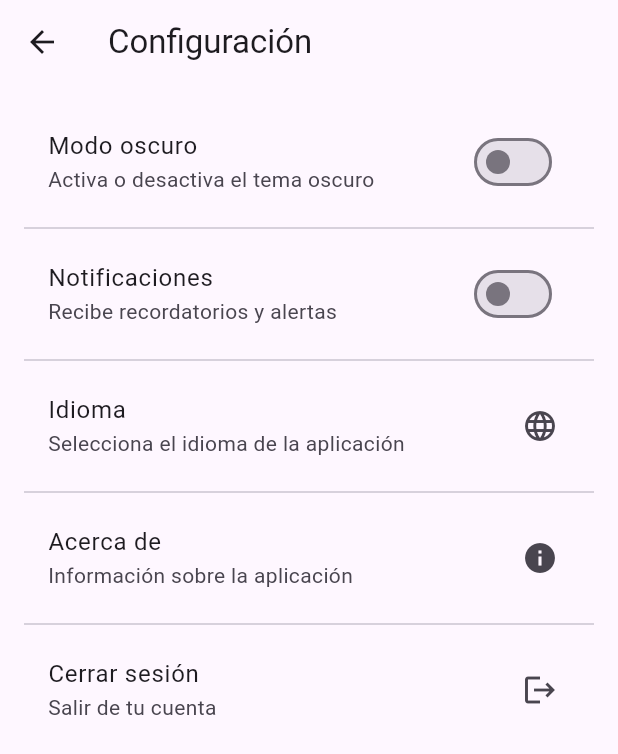
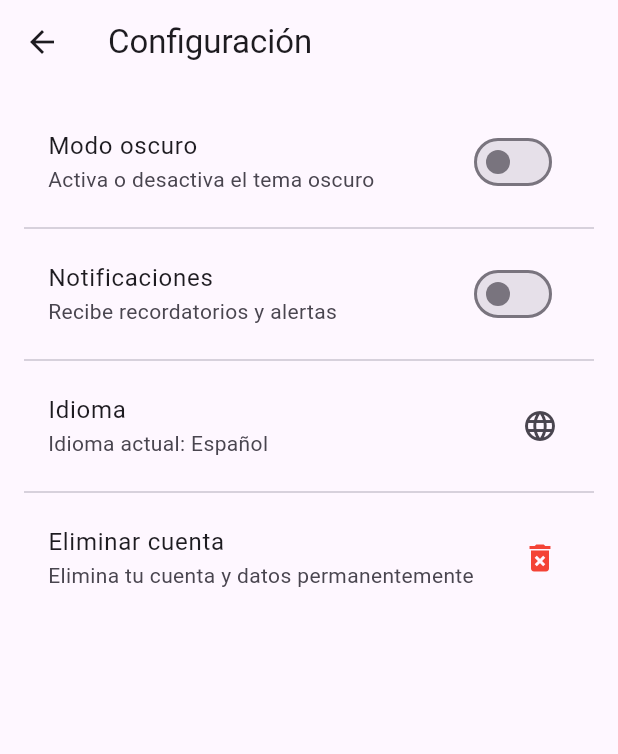
Before and after one commit to Marlon-coder02/Fresc-O-rden, a Flutter app: the SettingsScreen screen opened directly, after a tap on "Notificaciones", on a phone screen of 412 x 824 dp. Shown: the top 754 px of the screen. Run offline on Flutter 3.47's test engine with Material 3 defaults, Android fonts, the phone set to English and light mode, and no system bars; our stand-ins replace cloud_firestore, firebase_auth, firebase_core, flutter_local_notifications, google_sign_in, image_picker and 2 more; missing offline and left inert: android_alarm_manager_plus, android_intent_plus, mobile_scanner; accounts and stored records are empty.

Commit message:
Funcionalidades y Eliminar Cuenta Añadido

```diff
--- a/lib/screens/settings_screen.dart
+++ b/lib/screens/settings_screen.dart
@@ -1,4 +1,8 @@
 import 'package:flutter/material.dart';
+import 'package:firebase_auth/firebase_auth.dart';
+import 'package:cloud_firestore/cloud_firestore.dart';
+import 'package:android_alarm_manager_plus/android_alarm_manager_plus.dart';
+
 
 class SettingsScreen extends StatefulWidget {
   const SettingsScreen({super.key});
@@ -8,8 +12,9 @@ class SettingsScreen extends StatefulWidget {
 }
 
 class _SettingsScreenState extends State<SettingsScreen> {
-  bool isDarkMode = false; // Estado para el tema oscuro
-  bool notificationsEnabled = true; // Estado para las notificaciones
+  bool isDarkMode = false;
+  bool notificationsEnabled = true;
+  String selectedLanguage = 'Español';
 
   @override
   Widget build(BuildContext context) {
@@ -29,7 +34,6 @@ class _SettingsScreenState extends State<SettingsScreen> {
               setState(() {
                 isDarkMode = value;
               });
-              // Aquí puedes agregar lógica para cambiar el tema global
             },
           ),
           const Divider(),
@@ -39,11 +43,21 @@ class _SettingsScreenState extends State<SettingsScreen> {
             title: const Text('Notificaciones'),
             subtitle: const Text('Recibe recordatorios y alertas'),
             value: notificationsEnabled,
-            onChanged: (value) {
+            onChanged: (value) async {
               setState(() {
                 notificationsEnabled = value;
               });
-              // Aquí puedes agregar lógica para manejar notificaciones
+
+              if (value) {
+                await AndroidAlarmManager.periodic(
+                  const Duration(hours: 24),
+                  0,
+                  () => print("Notificación simulada"),
+                  wakeup: true,
+                );
+              } else {
+                await AndroidAlarmManager.cancel(0);
+              }
             },
           ),
           const Divider(),
@@ -51,10 +65,9 @@ class _SettingsScreenState extends State<SettingsScreen> {
           // Idioma
           ListTile(
             title: const Text('Idioma'),
-            subtitle: const Text('Selecciona el idioma de la aplicación'),
+            subtitle: Text('Idioma actual: $selectedLanguage'),
             trailing: const Icon(Icons.language),
             onTap: () {
-              // Aquí puedes mostrar un diálogo para seleccionar el idioma
               showDialog(
                 context: context,
                 builder: (context) {
@@ -66,15 +79,15 @@ class _SettingsScreenState extends State<SettingsScreen> {
                         ListTile(
                           title: const Text('Español'),
                           onTap: () {
+                            setState(() => selectedLanguage = 'Español');
                             Navigator.pop(context);
-                            // Cambiar idioma a español
                           },
                         ),
                         ListTile(
                           title: const Text('Inglés'),
                           onTap: () {
+                            setState(() => selectedLanguage = 'Inglés');
                             Navigator.pop(context);
-                            // Cambiar idioma a inglés
                           },
                         ),
                       ],
@@ -86,50 +99,67 @@ class _SettingsScreenState extends State<SettingsScreen> {
           ),
           const Divider(),
 
-          // Acerca de
+          // Eliminar cuenta
           ListTile(
-            title: const Text('Acerca de'),
-            subtitle: const Text('Información sobre la aplicación'),
-            trailing: const Icon(Icons.info),
+            title: const Text('Eliminar cuenta'),
+            subtitle: const Text('Elimina tu cuenta y datos permanentemente'),
+            trailing: const Icon(Icons.delete_forever, color: Colors.red),
             onTap: () {
-              Navigator.pushNamed(context, '/about'); // Navegar a la pantalla "Acerca de"
-            },
-          ),
-          const Divider(),
-
-          // Cerrar sesión
-          ListTile(
-            title: const Text('Cerrar sesión'),
-            subtitle: const Text('Salir de tu cuenta'),
-            trailing: const Icon(Icons.logout),
-            onTap: () {
-              // Aquí puedes agregar lógica para cerrar sesión
-              showDialog(
-                context: context,
-                builder: (context) {
-                  return AlertDialog(
-                    title: const Text('Cerrar sesión'),
-                    content: const Text('¿Estás seguro de que deseas cerrar sesión?'),
-                    actions: [
-                      TextButton(
-                        onPressed: () => Navigator.pop(context),
-                        child: const Text('Cancelar'),
-                      ),
-                      TextButton(
-                        onPressed: () {
-                          Navigator.pop(context);
-                          // Lógica para cerrar sesión
-                        },
-                        child: const Text('Cerrar sesión'),
-                      ),
-                    ],
-                  );
-                },
-              );
+              _showConfirmationDialog();
             },
           ),
         ],
       ),
     );
   }
+
+  Future<void> _showConfirmationDialog() async {
+    final bool? confirmed = await showDialog<bool>(
+      context: context,
+      builder: (context) {
+        return AlertDialog(
+          title: const Text('Eliminar cuenta'),
+          content: const Text(
+              '¿Estás seguro de que deseas eliminar tu cuenta? Esta acción no se puede deshacer y todos tus datos serán eliminados.'),
+          actions: [
+            TextButton(
+              onPressed: () => Navigator.pop(context, false),
+              child: const Text('Cancelar'),
+            ),
+            TextButton(
+              onPressed: () => Navigator.pop(context, true),
+              child: const Text('Eliminar', style: TextStyle(color: Colors.red)),
+            ),
+          ],
+        );
+      },
+    );
+
+    if (confirmed == true) {
+      await _deleteAccount();
+    }
+  }
+
+  Future<void> _deleteAccount() async {
+    try {
+      User? user = FirebaseAuth.instance.currentUser;
+      if (user != null) {
+        // Eliminar datos del usuario en Firestore
+        await FirebaseFirestore.instance.collection('usuarios').doc(user.uid).delete();
+
+        // Eliminar la cuenta del usuario
+        await user.delete();
+      }
+
+      // Redirigir al login después de eliminar
+      if (mounted) {
+        Navigator.of(context).pushReplacementNamed('/');
+      }
+    } catch (e) {
+      print('Error al eliminar la cuenta: $e');
+      ScaffoldMessenger.of(context).showSnackBar(
+        const SnackBar(content: Text('Error al eliminar la cuenta. Intenta nuevamente.')),
+      );
+    }
+  }
 }
--- a/pubspec.yaml
+++ b/pubspec.yaml
@@ -50,6 +50,8 @@ dependencies:
   device_info_plus: ^11.3.3
   android_alarm_manager_plus: ^4.0.7
   provider: ^6.1.4
+  url_launcher: ^6.3.1
+  shared_preferences: ^2.5.3
 
 dev_dependencies:
   flutter_test:
```
Also changed, not shown: lib/screens/contact_screen.dart (+55 -6 lines), lib/theme_provider.dart (added, +29 -0 lines), pubspec.lock, 6 other files.
